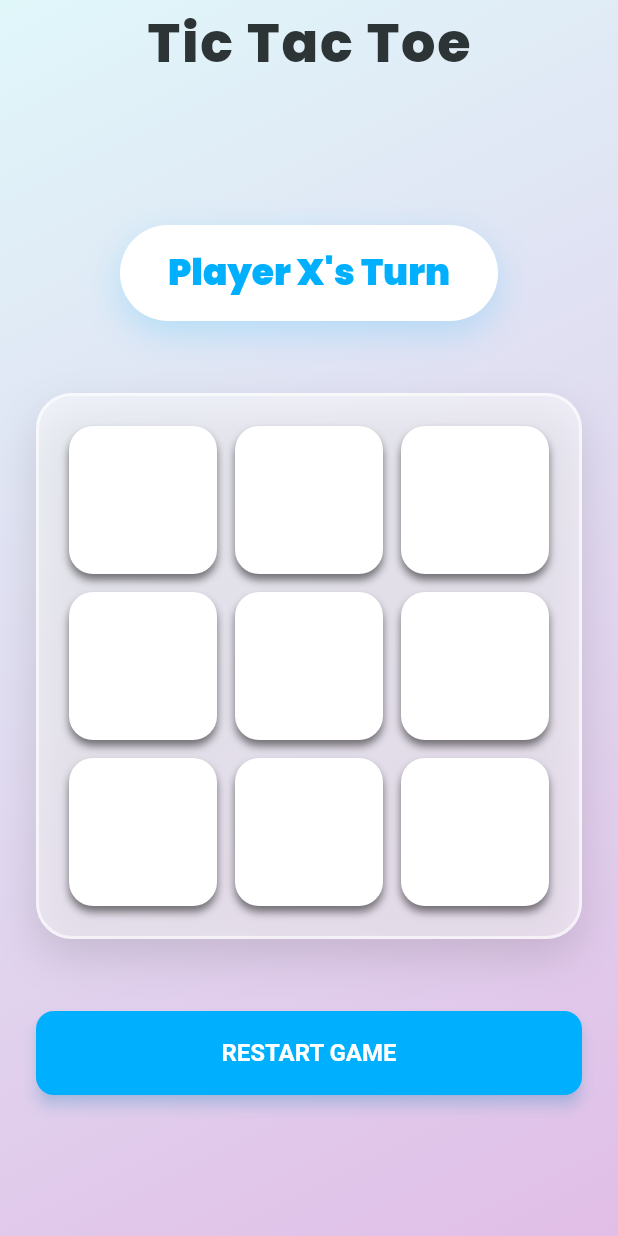
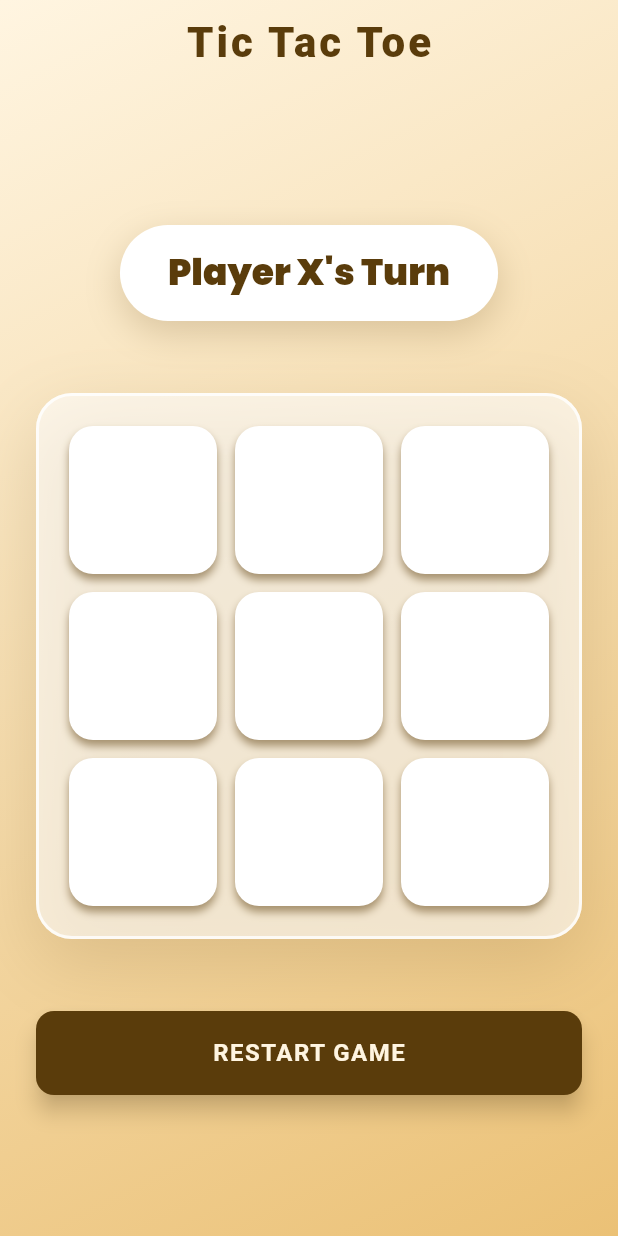
Before and after one commit to tameer-khyber/TicTocToeGame, a Flutter app: the screen it shows after launch, on a phone screen of 412 x 824 dp. Run offline on Flutter 3.47's test engine with Material 3 defaults, Android fonts, the phone set to English and light mode, and no system bars; our stand-ins replace animate_do, confetti, get, google_fonts.

Commit message:
UI Overhaul: Applied Amber Mirage color palette and professional theme

```diff
--- a/lib/core/constants/app_colors.dart
+++ b/lib/core/constants/app_colors.dart
@@ -1,22 +1,23 @@
 import 'package:flutter/material.dart';
 
 class AppColors {
-  // Background Gradients
-  static const Color bgGradientTop = Color(0xFFE0F7FA); // Cyan 50
-  static const Color bgGradientBottom = Color(0xFFE1BEE7); // Purple 100
+  // Background Gradients (Amber Mirage)
+  static const Color bgGradientTop = Color(0xFFFFF5E1); // Cream
+  static const Color bgGradientBottom = Color(0xFFEBC176); // Gold
 
   // Surface
   static const Color surface = Colors.white;
-  static const Color textPrimary = Color(0xFF2D3436);
-  static const Color textSecondary = Color(0xFF636E72);
+  static const Color textPrimary = Color(0xFF5A3C0B); // Dark Coffee
+  static const Color textSecondary = Color(0xFF8D6E63); // Brownish Grey
+  static const Color accent = Color(0xFFC48B28); // Bronze
 
   // Players
-  static const Color playerX = Color(0xFF00B0FF); // Light Blue Accent
-  static const Color playerO = Color(0xFFFF4081); // Pink Accent
+  static const Color playerX = Color(0xFF5A3C0B); // Dark Coffee
+  static const Color playerO = Color(0xFFC48B28); // Bronze
 
   // Box Shadow
-  static const Color shadow = Color(0x1F000000); // Black 12%
+  static const Color shadow = Color(0x2F5A3C0B); // Dark Coffee 18%
 
   // Winning Line
-  static const Color winningLine = Color(0xFF00E676); // Green Accent
+  static const Color winningLine = Color(0xFF2E7D32); // Forest Green (Contrast with Gold)
 }
--- a/lib/core/theme/app_theme.dart
+++ b/lib/core/theme/app_theme.dart
@@ -14,20 +14,23 @@ class AppTheme {
         displayLarge: const TextStyle(
           color: AppColors.textPrimary,
           fontSize: AppSizes.h1,
-          fontWeight: FontWeight.bold,
+          fontWeight: FontWeight.w900, // Extra Bold
+          letterSpacing: -1.0,
         ),
         displayMedium: const TextStyle(
           color: AppColors.textPrimary,
           fontSize: AppSizes.h2,
-          fontWeight: FontWeight.w600,
+          fontWeight: FontWeight.w800,
         ),
         bodyLarge: const TextStyle(
           color: AppColors.textPrimary,
           fontSize: AppSizes.body,
+          fontWeight: FontWeight.w600,
         ),
         bodyMedium: const TextStyle(
           color: AppColors.textSecondary,
           fontSize: AppSizes.small,
+          fontWeight: FontWeight.w500,
         ),
       ),
 
@@ -44,10 +47,10 @@ class AppTheme {
       // Button Theme
       elevatedButtonTheme: ElevatedButtonThemeData(
         style: ElevatedButton.styleFrom(
-          backgroundColor: AppColors.playerX,
-          foregroundColor: Colors.white,
-          elevation: 4,
-          shadowColor: AppColors.playerX.withValues(alpha: 0.4),
+          backgroundColor: AppColors.playerX, // Dark Coffee
+          foregroundColor: AppColors.bgGradientTop, // Cream text
+          elevation: 6,
+          shadowColor: AppColors.playerX.withValues(alpha: 0.5),
           shape: RoundedRectangleBorder(
             borderRadius: BorderRadius.circular(AppSizes.r12),
           ),
@@ -58,6 +61,7 @@ class AppTheme {
           textStyle: const TextStyle(
             fontSize: AppSizes.body,
             fontWeight: FontWeight.bold,
+            letterSpacing: 1.0,
           ),
         ),
       ),
--- a/lib/modules/game/views/game_view.dart
+++ b/lib/modules/game/views/game_view.dart
@@ -22,10 +22,11 @@ class GameView extends GetView<GameViewModel> {
         centerTitle: true,
         backgroundColor: Colors.transparent,
         elevation: 0,
-        titleTextStyle: Theme.of(context).textTheme.displaySmall?.copyWith(
-              fontWeight: FontWeight.w800,
+        titleTextStyle: Theme.of(context).textTheme.displayMedium?.copyWith(
+              fontWeight: FontWeight.w900,
               color: AppColors.textPrimary,
-              letterSpacing: 1.2,
+              letterSpacing: 2.0,
+              fontSize: 28, // Specific override for AppBar
             ),
       ),
       body: Stack(
@@ -91,17 +92,17 @@ class GameView extends GetView<GameViewModel> {
                         aspectRatio: 1,
                         child: Container(
                           decoration: BoxDecoration(
-                            color: Colors.white.withValues(alpha: 0.5), // Glassmorphism base
+                            color: AppColors.surface.withValues(alpha: 0.6), // Richer glass
                             borderRadius: BorderRadius.circular(AppSizes.r24),
                             border: Border.all(
-                              color: Colors.white.withValues(alpha: 0.6),
+                              color: AppColors.surface.withValues(alpha: 0.8),
                               width: 2,
                             ),
                             boxShadow: [
                               BoxShadow(
-                                color: AppColors.shadow, // Using shadow constant
-                                blurRadius: 24,
-                                offset: const Offset(0, 12),
+                                color: AppColors.shadow.withValues(alpha: 0.15),
+                                blurRadius: 40, // Softer, further spread
+                                offset: const Offset(0, 16),
                               ),
                             ],
                           ),
```
